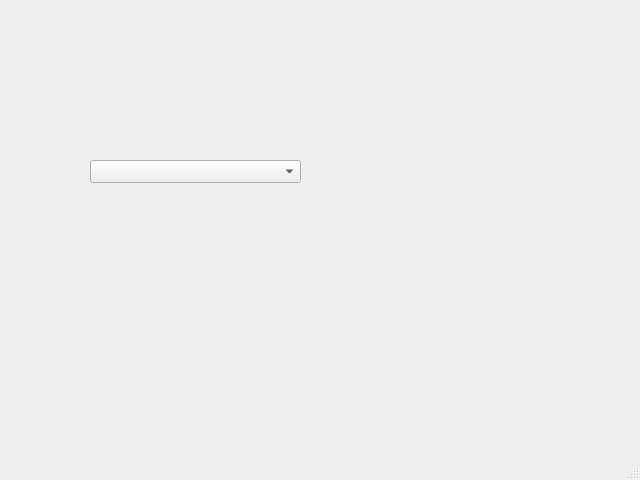
The window that mainwindow.ui (artemws/ipsuip) describes before a commit, drawn with Qt 5.
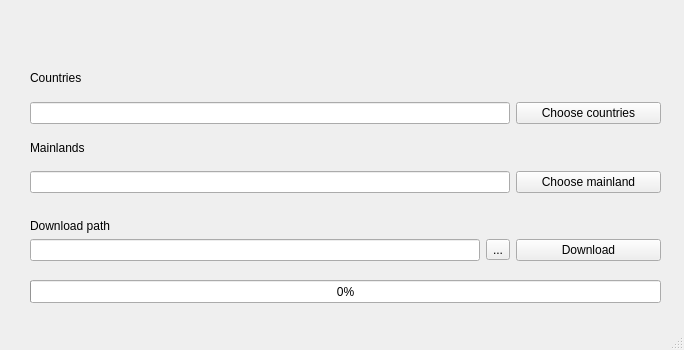
The same window after the commit.

Commit message: feat(gui): add country and mainland selection widgets to main window

Diff of the .ui file:
```diff
--- a/mainwindow.ui
+++ b/mainwindow.ui
@@ -6,23 +6,149 @@
    <rect>
     <x>0</x>
     <y>0</y>
-    <width>640</width>
-    <height>480</height>
+    <width>684</width>
+    <height>350</height>
    </rect>
   </property>
+  <property name="minimumSize">
+   <size>
+    <width>684</width>
+    <height>350</height>
+   </size>
+  </property>
+  <property name="maximumSize">
+   <size>
+    <width>684</width>
+    <height>350</height>
+   </size>
+  </property>
   <property name="windowTitle">
    <string>MainWindow</string>
   </property>
   <widget class="QWidget" name="centralwidget">
-   <widget class="QComboBox" name="comboBox">
+   <widget class="QWidget" name="verticalLayoutWidget_2">
     <property name="geometry">
      <rect>
-      <x>90</x>
-      <y>160</y>
-      <width>211</width>
+      <x>30</x>
+      <y>60</y>
+      <width>631</width>
+      <height>201</height>
+     </rect>
+    </property>
+    <layout class="QGridLayout" name="gridLayout">
+     <item row="2" column="0">
+      <widget class="QLabel" name="label">
+       <property name="text">
+        <string>Mainlands</string>
+       </property>
+      </widget>
+     </item>
+     <item row="3" column="1">
+      <widget class="QPushButton" name="pushButton_3">
+       <property name="text">
+        <string>Choose mainland</string>
+       </property>
+      </widget>
+     </item>
+     <item row="1" column="0">
+      <widget class="QLineEdit" name="lineEdit_2"/>
+     </item>
+     <item row="5" column="1">
+      <layout class="QVBoxLayout" name="verticalLayout">
+       <item>
+        <spacer name="horizontalSpacer">
+         <property name="orientation">
+          <enum>Qt::Horizontal</enum>
+         </property>
+         <property name="sizeHint" stdset="0">
+          <size>
+           <width>40</width>
+           <height>20</height>
+          </size>
+         </property>
+        </spacer>
+       </item>
+       <item>
+        <widget class="QPushButton" name="pushButton">
+         <property name="text">
+          <string>Download</string>
+         </property>
+        </widget>
+       </item>
+      </layout>
+     </item>
+     <item row="1" column="1">
+      <widget class="QPushButton" name="pushButton_2">
+       <property name="text">
+        <string>Choose countries</string>
+       </property>
+      </widget>
+     </item>
+     <item row="0" column="0">
+      <widget class="QLabel" name="label_2">
+       <property name="text">
+        <string>Countries</string>
+       </property>
+      </widget>
+     </item>
+     <item row="3" column="0">
+      <widget class="QLineEdit" name="lineEdit_3"/>
+     </item>
+     <item row="5" column="0">
+      <layout class="QFormLayout" name="formLayout">
+       <item row="1" column="0">
+        <widget class="QLineEdit" name="lineEdit">
+         <property name="minimumSize">
+          <size>
+           <width>450</width>
+           <height>0</height>
+          </size>
+         </property>
+        </widget>
+       </item>
+       <item row="0" column="0">
+        <widget class="QLabel" name="label_3">
+         <property name="text">
+          <string>Download path</string>
+         </property>
+        </widget>
+       </item>
+       <item row="1" column="1">
+        <widget class="QToolButton" name="toolButton">
+         <property name="text">
+          <string>...</string>
+         </property>
+        </widget>
+       </item>
+      </layout>
+     </item>
+     <item row="4" column="0">
+      <spacer name="horizontalSpacer_2">
+       <property name="orientation">
+        <enum>Qt::Horizontal</enum>
+       </property>
+       <property name="sizeHint" stdset="0">
+        <size>
+         <width>40</width>
+         <height>20</height>
+        </size>
+       </property>
+      </spacer>
+     </item>
+    </layout>
+   </widget>
+   <widget class="QProgressBar" name="progressBar">
+    <property name="geometry">
+     <rect>
+      <x>30</x>
+      <y>280</y>
+      <width>631</width>
       <height>23</height>
      </rect>
     </property>
+    <property name="value">
+     <number>0</number>
+    </property>
    </widget>
   </widget>
   <widget class="QMenuBar" name="menubar">
```
Left out of the diff: 2 changed lines with no effect on the pictures. The commit also changes 13 other files.
